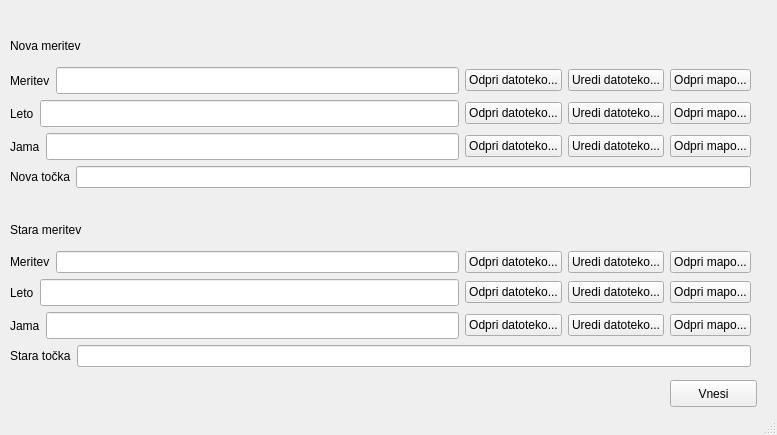
lukaprsina/add_cave, file mainwindow.ui: the form before one commit.
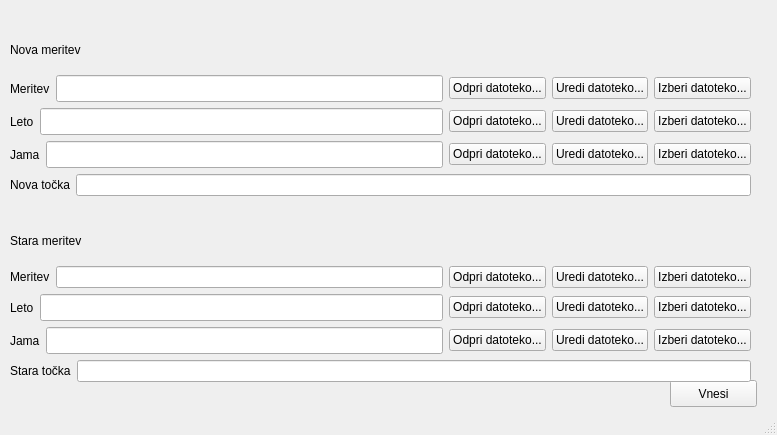
The form after the commit.

Diff of the .ui file:
```diff
--- a/mainwindow.ui
+++ b/mainwindow.ui
@@ -33,7 +33,7 @@
       <x>10</x>
       <y>30</y>
       <width>741</width>
-      <height>337</height>
+      <height>352</height>
      </rect>
     </property>
     <layout class="QVBoxLayout" name="verticalLayout_2">
@@ -80,7 +80,7 @@
        <item>
         <widget class="QPushButton" name="novaMeritevFolder">
          <property name="text">
-          <string>Odpri mapo...</string>
+          <string>Izberi datoteko...</string>
          </property>
         </widget>
        </item>
@@ -122,7 +122,7 @@
        <item>
         <widget class="QPushButton" name="novaLetoFolder">
          <property name="text">
-          <string>Odpri mapo...</string>
+          <string>Izberi datoteko...</string>
          </property>
         </widget>
        </item>
@@ -164,7 +164,7 @@
        <item>
         <widget class="QPushButton" name="novaJamaFolder">
          <property name="text">
-          <string>Odpri mapo...</string>
+          <string>Izberi datoteko...</string>
          </property>
         </widget>
        </item>
@@ -233,7 +233,7 @@
        <item>
         <widget class="QPushButton" name="staraMeritevFolder">
          <property name="text">
-          <string>Odpri mapo...</string>
+          <string>Izberi datoteko...</string>
          </property>
         </widget>
        </item>
@@ -275,7 +275,7 @@
        <item>
         <widget class="QPushButton" name="staraLetoFolder">
          <property name="text">
-          <string>Odpri mapo...</string>
+          <string>Izberi datoteko...</string>
          </property>
         </widget>
        </item>
@@ -317,7 +317,7 @@
        <item>
         <widget class="QPushButton" name="staraJamaFolder">
          <property name="text">
-          <string>Odpri mapo...</string>
+          <string>Izberi datoteko...</string>
          </property>
         </widget>
        </item>
```
